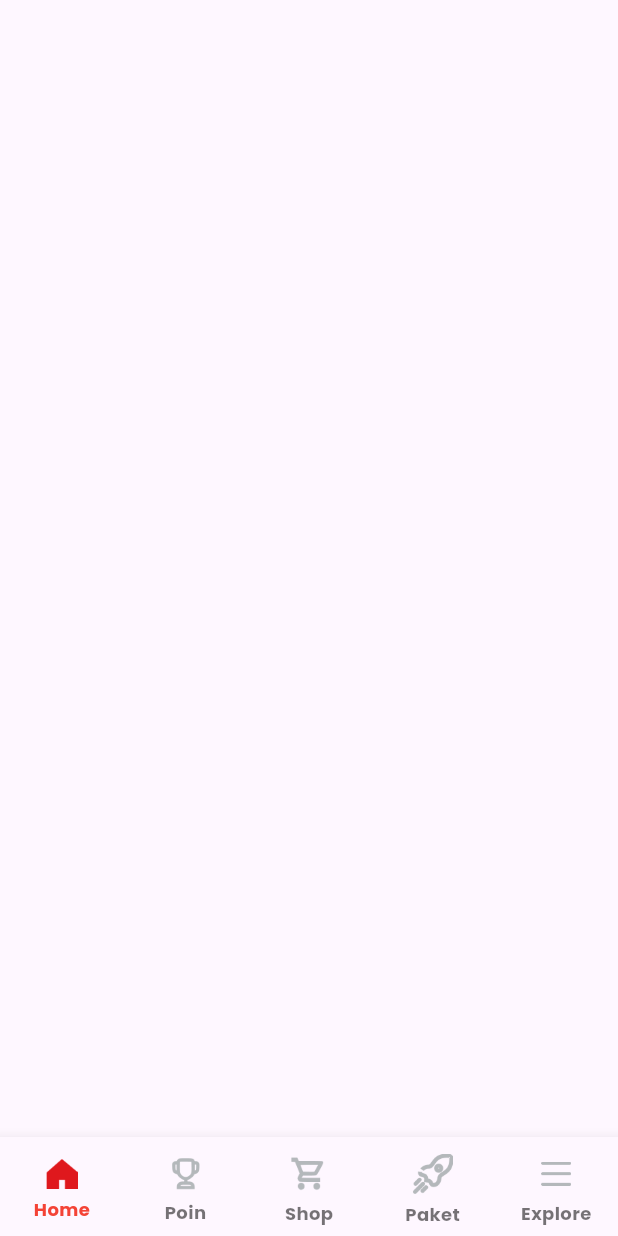
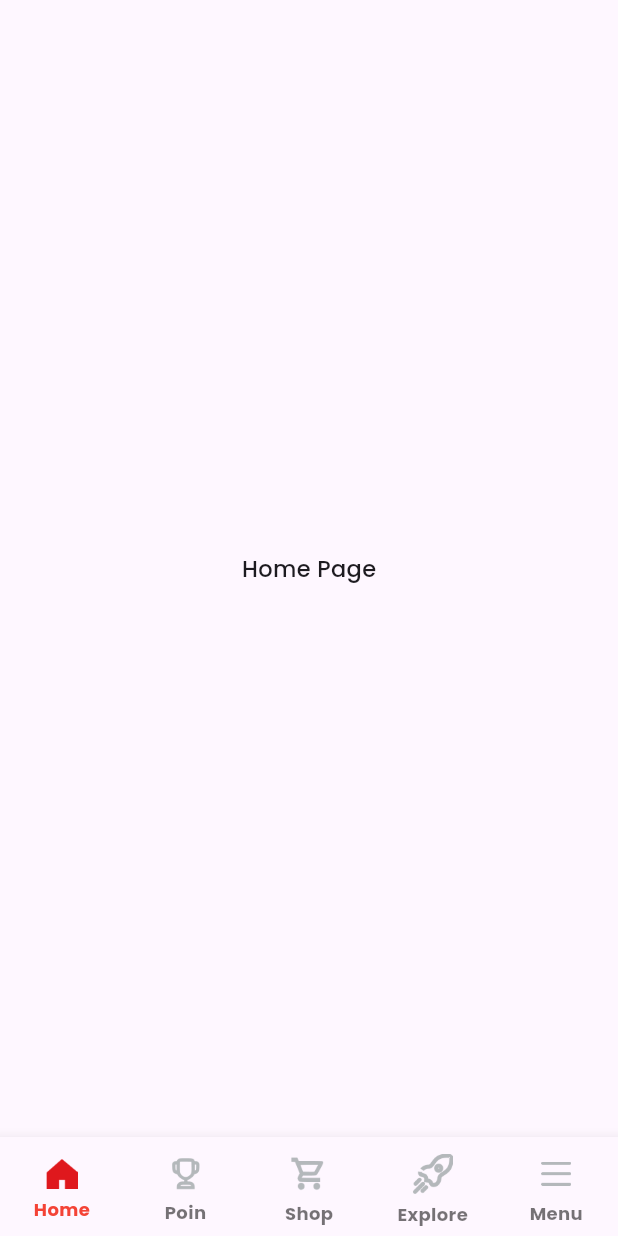
Before and after one commit to PrayogaBoedihartoyo/telkomsel_clone, a Flutter app: the screen it shows after launch, on a phone screen of 412 x 824 dp. Run offline on Flutter 3.47's test engine with Material 3 defaults, Android fonts, the phone set to English and light mode, and no system bars; our stand-ins replace google_fonts.

Commit message:
Initial Commit

```diff
--- a/lib/screens/buttom_bav_bar.dart
+++ b/lib/screens/buttom_bav_bar.dart
@@ -1,4 +1,9 @@
 import 'package:flutter/material.dart';
+import 'package:telkomsel_clone/screens/explore/explore.dart';
+import 'package:telkomsel_clone/screens/home/home.dart';
+import 'package:telkomsel_clone/screens/menu/menu.dart';
+import 'package:telkomsel_clone/screens/poin/poin.dart';
+import 'package:telkomsel_clone/screens/shop/shop.dart';
 import 'package:telkomsel_clone/themes.dart';
 
 class ButtonNavBar extends StatefulWidget {
@@ -10,6 +15,14 @@ class ButtonNavBar extends StatefulWidget {
 
 class _ButtonNavBarState extends State<ButtonNavBar> {
   int _selectedIndex = 0;
+
+  final _screens = [
+    const HomePage(),
+    const PoinPage(),
+    const ShopPage(),
+    const ExplorePage(),
+    const MenuPage(),
+  ];
 
   @override
   Widget build(BuildContext context) {
@@ -60,7 +73,7 @@ class _ButtonNavBarState extends State<ButtonNavBar> {
                 color: _selectedIndex == 3 ? redColor : greyColor,
               ),
             ),
-            label: 'Paket',
+            label: 'Explore',
           ),
           BottomNavigationBarItem(
             icon: Container(
@@ -69,7 +82,7 @@ class _ButtonNavBarState extends State<ButtonNavBar> {
                 color: _selectedIndex == 4 ? redColor : greyColor,
               ),
             ),
-            label: 'Explore',
+            label: 'Menu',
           ),
         ],
       );
@@ -77,6 +90,7 @@ class _ButtonNavBarState extends State<ButtonNavBar> {
 
     return Scaffold(
       bottomNavigationBar: CustomNavBar(),
+      body: _screens.elementAt(_selectedIndex),
     );
   }
 }
--- /dev/null
+++ b/lib/screens/home/home.dart
@@ -0,0 +1,15 @@
+import 'package:flutter/material.dart';
+import 'package:telkomsel_clone/themes.dart';
+
+class HomePage extends StatelessWidget {
+  const HomePage({super.key});
+
+  @override
+  Widget build(BuildContext context) {
+    return Scaffold(
+      body: Center(
+        child: Text('Home Page', style: mediumText15),
+      ),
+    );
+  }
+}
```
Also changed, not shown: lib/screens/explore/explore.dart (added, +15 -0 lines), lib/screens/menu/menu.dart (added, +15 -0 lines), lib/screens/poin/poin.dart (added, +15 -0 lines), lib/screens/shop/shop.dart (added, +15 -0 lines).
